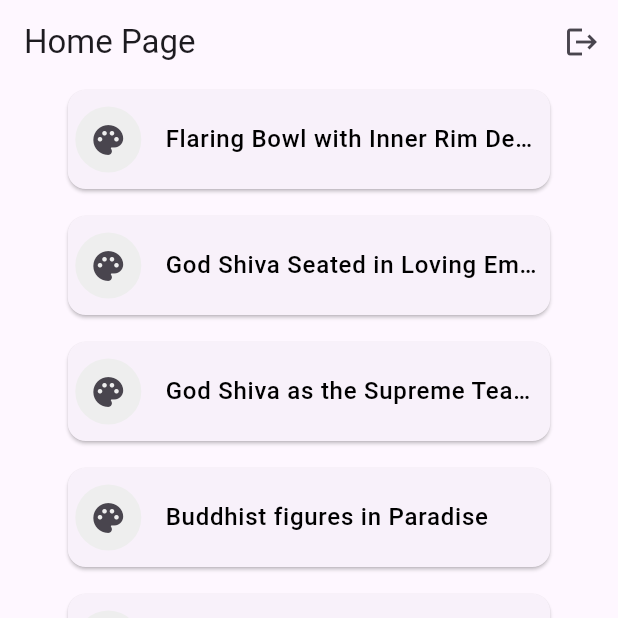
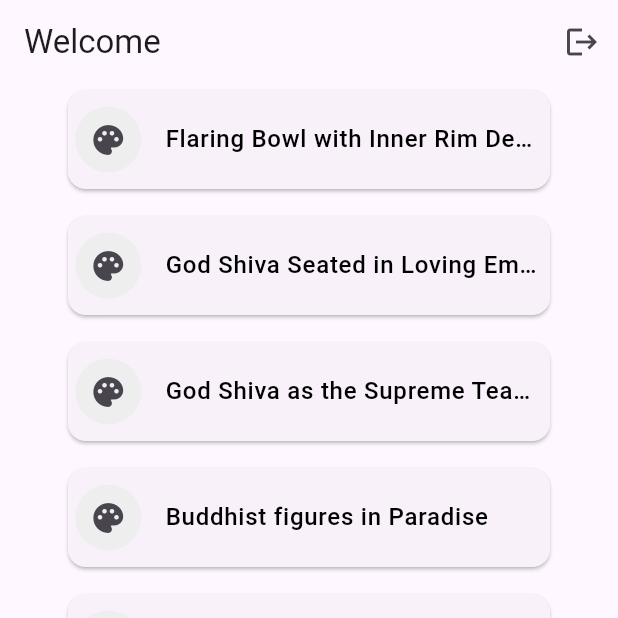
Before and after one commit to Victor-chiemerie/green_tech_test, a Flutter app: the screen it shows once a user with an empty profile is signed in, on a phone screen of 412 x 824 dp, the top half of it. Run offline on Flutter 3.47's test engine with Material 3 defaults, Android fonts, the phone set to English and light mode, and no system bars; our stand-ins replace bloc, cloud_firestore, equatable, firebase_auth, firebase_core, flutter_bloc; accounts and stored records are empty.

Commit message:
display user name on home screen

```diff
--- a/lib/Presentation/home_screen.dart
+++ b/lib/Presentation/home_screen.dart
@@ -1,7 +1,6 @@
-import 'package:flutter/cupertino.dart';
 import 'package:flutter/material.dart';
 import 'package:flutter_bloc/flutter_bloc.dart';
-import 'package:green_tech_test/Logic/Sign%20In/sign_in_cubit.dart';
+import 'package:green_tech_test/Logic/cubits.dart';
 import 'package:green_tech_test/Model/pictures.dart';
 import 'package:green_tech_test/Presentation/artwork_screen.dart';
 
@@ -16,7 +15,12 @@ class HomeScreen extends StatelessWidget {
     List<Picture> artworks = pictureList;
     return Scaffold(
       appBar: AppBar(
-        title: Text("Home Page"),
+        title: BlocBuilder<MyUserCubit, MyUserState>(
+          builder: (context, state) {
+            final name = state.user.username;
+            return Text("Welcome $name");
+          },
+        ),
         actions: [
           IconButton(
             onPressed: () {
```
